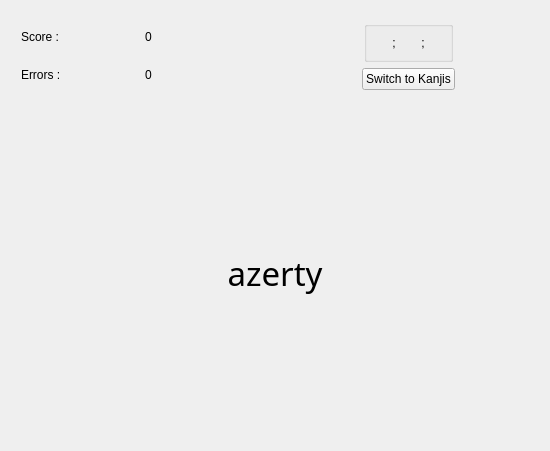
This is Src/Pages/QcmExercicePage.ui in Aryetis/Obenkyobo as Qt 5 draws it before an edit. The edited form follows.
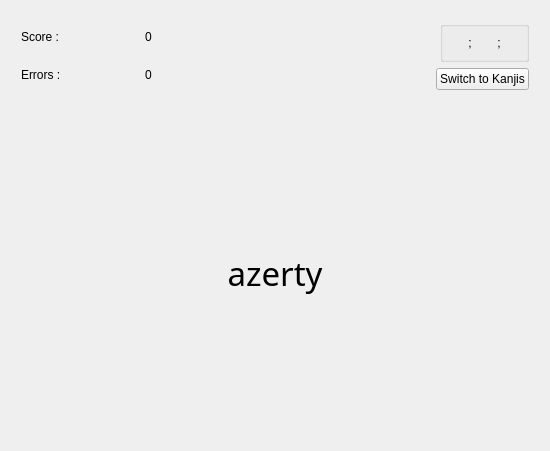
This is the edited form.

Commit message: before reworking on qcm pushbutton

Diff of the .ui file:
```diff
--- a/Src/Pages/QcmExercicePage.ui
+++ b/Src/Pages/QcmExercicePage.ui
@@ -171,19 +171,6 @@
            </layout>
           </widget>
          </item>
-         <item>
-          <spacer name="horizontalSpacer_2">
-           <property name="orientation">
-            <enum>Qt::Horizontal</enum>
-           </property>
-           <property name="sizeHint" stdset="0">
-            <size>
-             <width>40</width>
-             <height>20</height>
-            </size>
-           </property>
-          </spacer>
-         </item>
         </layout>
        </item>
        <item>
@@ -236,19 +223,6 @@
            </property>
           </widget>
          </item>
-         <item>
-          <spacer name="horizontalSpacer_3">
-           <property name="orientation">
-            <enum>Qt::Horizontal</enum>
-           </property>
-           <property name="sizeHint" stdset="0">
-            <size>
-             <width>40</width>
-             <height>0</height>
-            </size>
-           </property>
-          </spacer>
-         </item>
         </layout>
        </item>
       </layout>
```
The commit also changes 2 other files.
